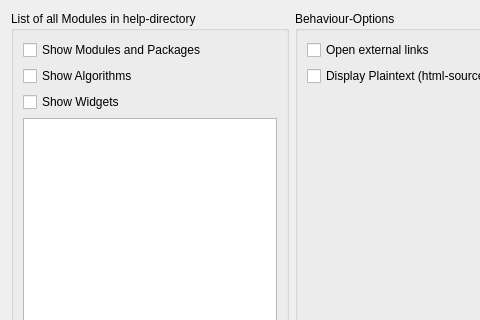
The window that Qitom/ui/widgetPropHelpDock.ui (itom-project/itom) describes before a commit, drawn with Qt 5; both pictures show x 0 to 480 and y 0 to 320 of the 598 by 413 pixel window.
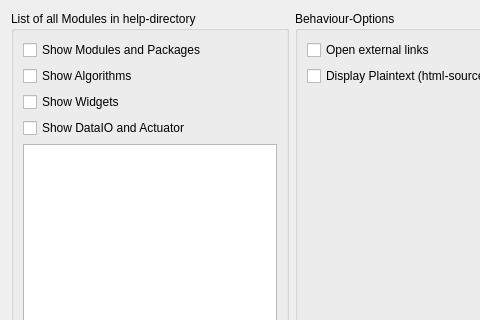
The same window after the commit.

Commit message: improvements for helpTreeDockWidget: hardware plugins added

The edit to the form file:
```diff
--- a/Qitom/ui/widgetPropHelpDock.ui
+++ b/Qitom/ui/widgetPropHelpDock.ui
@@ -43,6 +43,13 @@
           </property>
          </widget>
         </item>
+        <item>
+         <widget class="QCheckBox" name="checkDataIO">
+          <property name="text">
+           <string>Show DataIO and Actuator</string>
+          </property>
+         </widget>
+        </item>
         <item>
          <widget class="QListWidget" name="listWidget"/>
         </item>
```
The commit also changes 10 other files.
